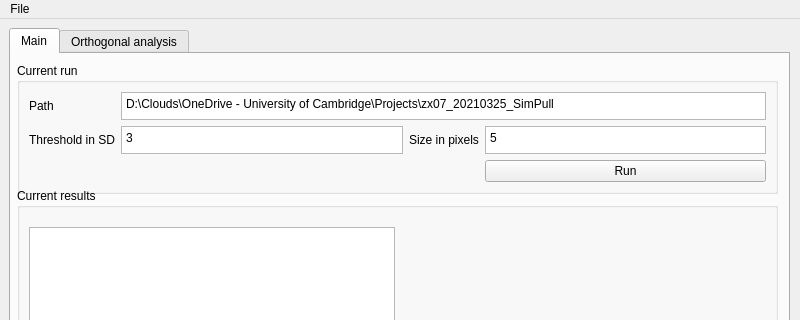
Above: form.ui from zengjiexia/ACT before the change; both pictures show x 0 to 800 and y 0 to 320 of the 800 by 600 pixel window. Below: the same form after it.
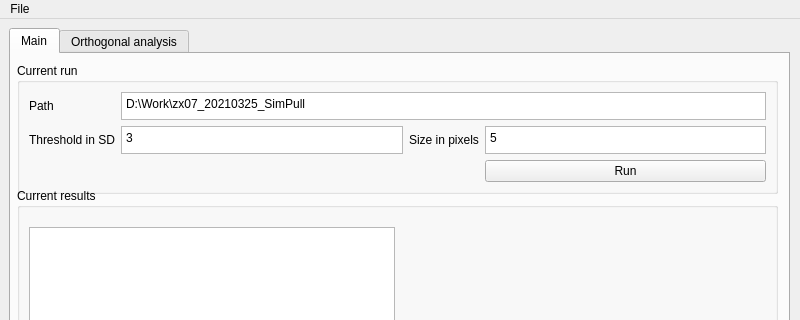
That is the form after the change. Custom widgets are drawn as their Qt base class.

What changed in the file:
```diff
--- a/form.ui
+++ b/form.ui
@@ -85,7 +85,7 @@
        <item row="0" column="3" colspan="3">
         <widget class="QPlainTextEdit" name="main_pathEntry">
          <property name="plainText">
-          <string>D:\Clouds\OneDrive - University of Cambridge\Projects\zx07_20210325_SimPull</string>
+          <string>D:\Work\zx07_20210325_SimPull</string>
          </property>
         </widget>
        </item>
```
